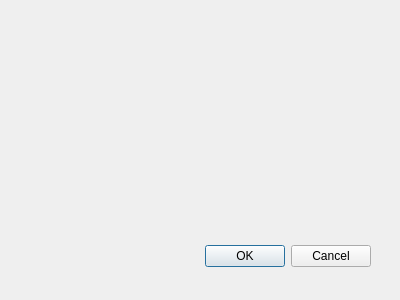
Farel-JF/ApprentissageQT, file CentraleDalarme/detecteur.ui: the form before one commit.
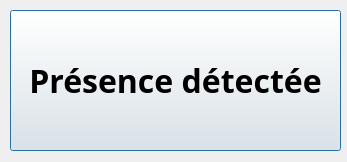
The form after the commit.

```diff
--- a/CentraleDalarme/detecteur.ui
+++ b/CentraleDalarme/detecteur.ui
@@ -6,27 +6,32 @@
    <rect>
     <x>0</x>
     <y>0</y>
-    <width>400</width>
-    <height>300</height>
+    <width>347</width>
+    <height>162</height>
    </rect>
   </property>
   <property name="windowTitle">
    <string>Dialog</string>
   </property>
-  <widget class="QDialogButtonBox" name="buttonBox">
+  <widget class="QPushButton" name="pushbuttonIntrus">
    <property name="geometry">
     <rect>
-     <x>30</x>
-     <y>240</y>
-     <width>341</width>
-     <height>32</height>
+     <x>10</x>
+     <y>10</y>
+     <width>331</width>
+     <height>141</height>
     </rect>
    </property>
-   <property name="orientation">
-    <enum>Qt::Orientation::Horizontal</enum>
+   <property name="font">
+    <font>
+     <family>Ubuntu Mono</family>
+     <pointsize>24</pointsize>
+     <italic>false</italic>
+     <bold>true</bold>
+    </font>
    </property>
-   <property name="standardButtons">
-    <set>QDialogButtonBox::StandardButton::Cancel|QDialogButtonBox::StandardButton::Ok</set>
+   <property name="text">
+    <string>Présence détectée</string>
    </property>
   </widget>
  </widget>
```
Left out of the diff: 40 changed lines with no effect on the pictures.
